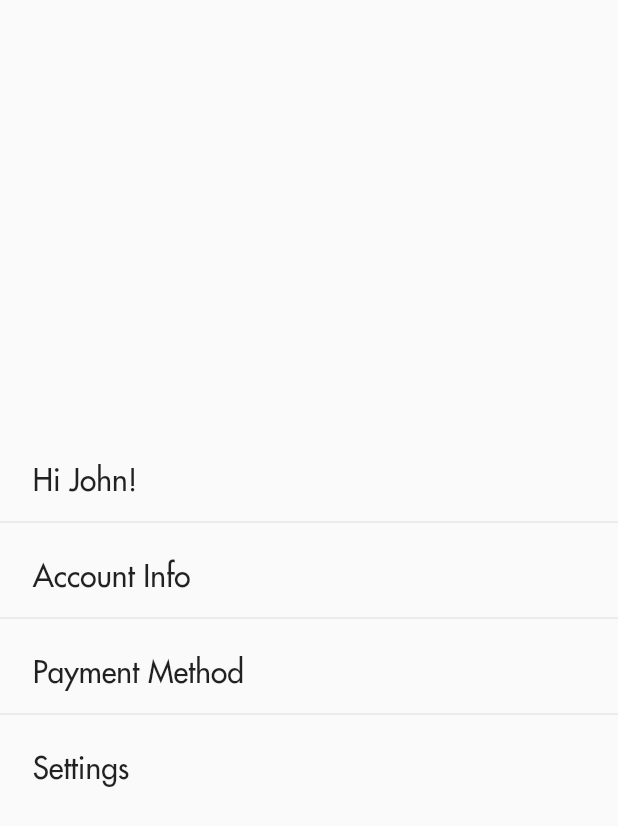
After one commit to tranbrandon96/Dine-N-Dash, a Flutter app: the Profile screen opened directly, on a phone screen of 412 x 824 dp. The commit adds this screen. Shown: the top 826 px of the screen. Run offline on Flutter 3.47's test engine with Material 2 defaults, Android fonts, the light colour scheme and no system bars; our stand-ins replace cloud_firestore, firebase_auth, firebase_core, flutter_svg, google_sign_in, image_picker; accounts and stored records are empty; network calls fail.

Commit message:
homepage screen

```diff
--- a/lib/main.dart
+++ b/lib/main.dart
@@ -1,7 +1,10 @@
+import 'package:firebase_core/firebase_core.dart';
 import 'package:flutter/material.dart';
 import 'screens/sign_in/sign_in_screen.dart';
 
-void main() {
+void main() async {
+  WidgetsFlutterBinding.ensureInitialized();
+  await Firebase.initializeApp();
   runApp(DineNDashApp());
 }
 
--- /dev/null
+++ b/lib/screens/profile_screen/profile_screen.dart
@@ -0,0 +1,70 @@
+import 'package:flutter/material.dart';
+import 'package:image_picker/image_picker.dart';
+
+class Profile extends StatefulWidget {
+  @override
+  _ProfileState createState() => _ProfileState();
+}
+
+class _ProfileState extends State<Profile> {
+  @override
+  Widget build(BuildContext context) {
+    return Scaffold(
+      body: Container(
+          child: Column(
+            mainAxisAlignment: MainAxisAlignment.center,
+            children: <Widget> [
+              FlatButton(
+                child: SizedBox(
+                       width: double.infinity,
+                       child: Text(
+                          ' Hi John!',
+                          textAlign: TextAlign.left,
+                          style: TextStyle(fontSize: 20),
+                      ),
+                    ),
+                onPressed: () {},
+              ),
+              Divider(),
+              FlatButton(
+                child: SizedBox(
+                       width: double.infinity,
+                       child: Text(
+                          ' Account Info',
+                          textAlign: TextAlign.left,
+                          style: TextStyle(fontSize: 20),
+                      ),
+                    ),
+                onPressed: () {},
+              ),
+              Divider(),
+              FlatButton(
+                child: SizedBox(
+                       width: double.infinity,
+                       child: Text(
+                          ' Payment Method',
+                          textAlign: TextAlign.left,
+                          style: TextStyle(fontSize: 20),
+                      ),
+                    ),
+                onPressed: () {},
+              ),
+              Divider(),
+              FlatButton(
+                child: SizedBox(
+                       width: double.infinity,
+                       child: Text(
+                          ' Settings',
+                          textAlign: TextAlign.left,
+                          style: TextStyle(fontSize: 20),
+                      ),
+                    ),
+                onPressed: () {},
+              ),
+            ]
+          )
+
+      )
+    );
+  }
+}
--- a/pubspec.yaml
+++ b/pubspec.yaml
@@ -34,6 +34,8 @@ dependencies:
   firebase_auth: ^0.18.0+1
   google_sign_in: ^4.5.4
   flutter_svg: ^0.19.0
+  cloud_firestore: ^0.14.1+2
+  image_picker: ^0.6.7+11
 
 dev_dependencies:
   flutter_test:
```
Also changed, not shown: lib/components/main_drawer.dart (added, +85 -0 lines), lib/screens/homepage_screen/homepage_screen.dart (added, +29 -0 lines), lib/screens/sign_in/sign_in_screen.dart (+26 -5 lines), lib/screens/sign_up/account_creation_screen.dart (+189 -29 lines), pubspec.lock, 1 other file.
